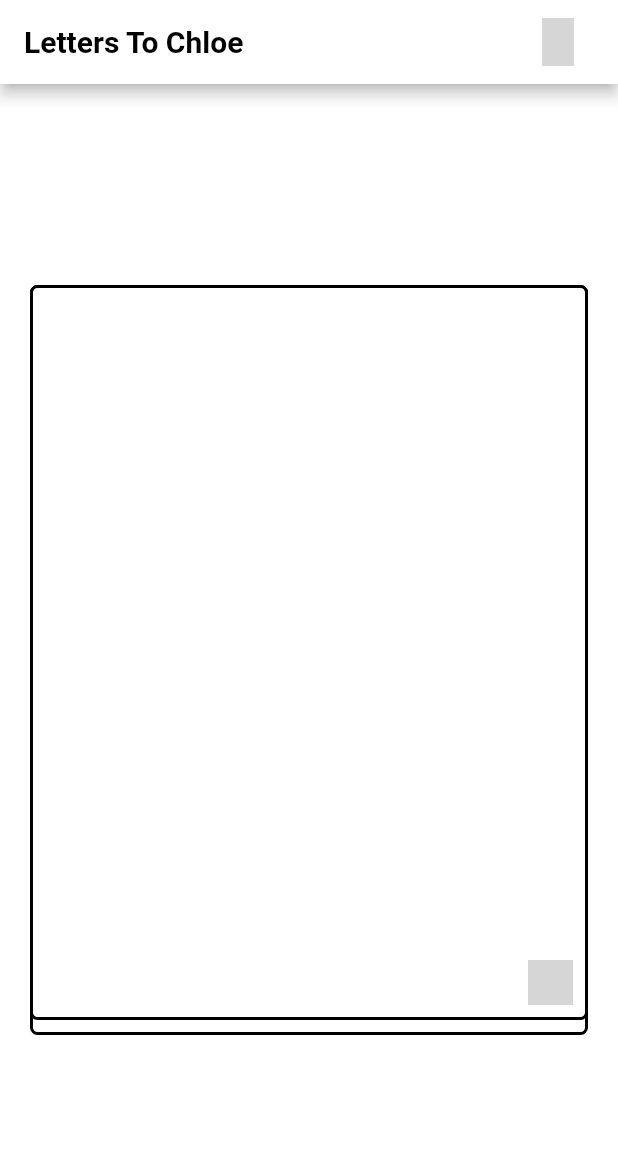
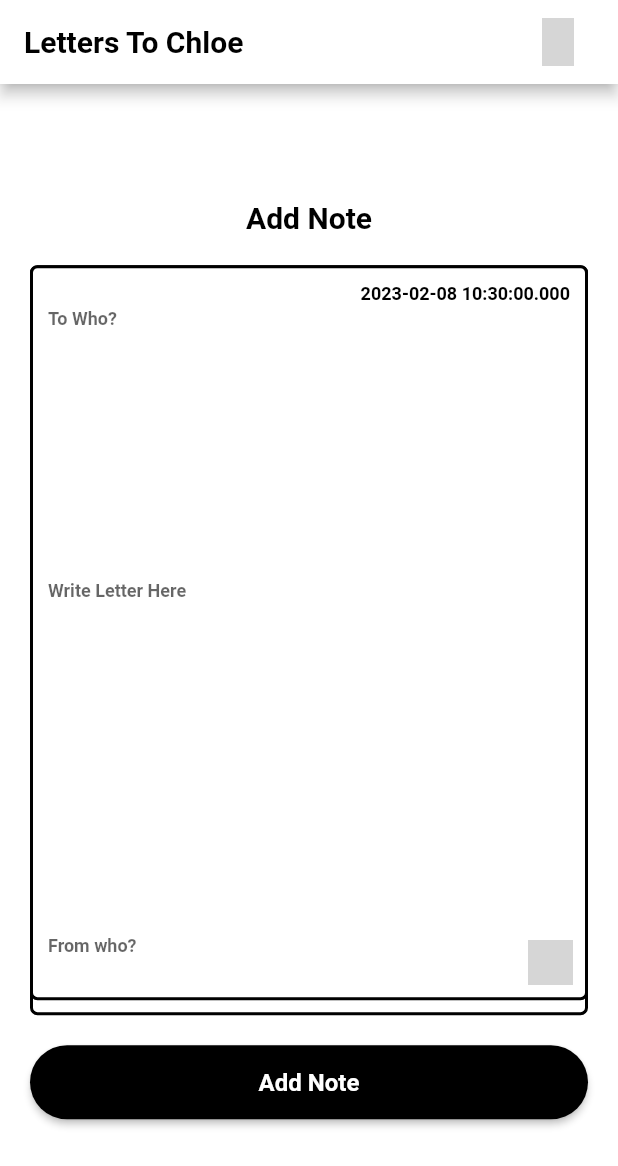
Before and after one commit to sadeelmu/lettre, a Flutter app: the screen it shows after launch, on a phone screen of 412 x 824 dp. Shown: the top 1166 px of the screen. Run offline on Flutter 3.47's test engine with Material 2 defaults, Android fonts, the phone set to English and light mode, and no system bars; our stand-ins replace cloud_firestore, firebase_core, flip_card, get_it, google_fonts; accounts and stored records are empty; grey boxes are pictures that could not be loaded.

Commit message:
added letter editor screen

```diff
--- a/lib/screens/home_screen/home_screen.dart
+++ b/lib/screens/home_screen/home_screen.dart
@@ -7,8 +7,10 @@ import 'package:lettre/constants/routes_constants.dart';
 import 'package:lettre/core/utils/custom_text_style.dart';
 import 'package:lettre/locator.dart';
 import 'package:lettre/routes.dart';
+import 'package:lettre/screens/letter_screen/letter_editor.dart';
 
 import '../../constants/image_constants.dart';
+import '../../shared_widgets/button.dart';
 
 class HomeScreen extends StatefulWidget {
   const HomeScreen({super.key});
@@ -50,6 +52,13 @@ class _HomeScreenState extends State<HomeScreen> {
           crossAxisAlignment: CrossAxisAlignment.center,
           mainAxisAlignment: MainAxisAlignment.center,
           children: [
+            Text(
+              "Add Note",
+              style: GoogleFonts.roboto(
+                  color: Colors.black,
+                  fontSize: 20,
+                  fontWeight: FontWeight.bold),
+            ),
             Padding(
               padding: const EdgeInsets.all(20.0),
               child: Stack(
@@ -70,6 +79,7 @@ class _HomeScreenState extends State<HomeScreen> {
                       borderRadius: BorderRadius.all(Radius.circular(5)),
                       color: Colors.white,
                     ),
+                    child: NoteEditor(),
                   ),
                   Positioned(
                     right: 10,
@@ -88,6 +98,11 @@ class _HomeScreenState extends State<HomeScreen> {
                 ],
               ),
             ),
+            CustomButton(
+              buttonLabel: "Add Note",
+              buttonCallBack: () {},
+              labelColor: Colors.white,
+            ),
           ],
         ),
       ),
--- a/lib/screens/letter_screen/letter_editor.dart
+++ b/lib/screens/letter_screen/letter_editor.dart
@@ -0,0 +1,89 @@
+import 'package:flutter/material.dart';
+import 'package:flutter/src/widgets/container.dart';
+import 'package:flutter/src/widgets/framework.dart';
+import 'package:google_fonts/google_fonts.dart';
+
+class NoteEditor extends StatefulWidget {
+  const NoteEditor({super.key});
+
+  @override
+  State<NoteEditor> createState() => _NoteEditorState();
+}
+
+class _NoteEditorState extends State<NoteEditor> {
+  @override
+  Widget build(BuildContext context) {
+    TextEditingController _toController = TextEditingController();
+    String date = DateTime.now().toString();
+    TextEditingController _mainController = TextEditingController();
+    TextEditingController _fromController = TextEditingController();
+    return Padding(
+      padding: const EdgeInsets.all(10.0),
+      child: Column(
+        mainAxisAlignment: MainAxisAlignment.spaceBetween,
+        crossAxisAlignment: CrossAxisAlignment.start,
+        children: [
+          Row(
+            mainAxisAlignment: MainAxisAlignment.spaceBetween,
+            crossAxisAlignment: CrossAxisAlignment.start,
+            children: [
+              Flexible(
+                child: TextField(
+                  controller: _toController,
+                  keyboardType: TextInputType.name,
+                  decoration: const InputDecoration(
+                    border: InputBorder.none,
+                    hintText: 'To Who?',
+                  ),
+                  style: GoogleFonts.roboto(
+                      color: Colors.black,
+                      fontSize: 12,
+                      fontWeight: FontWeight.bold),
+                ),
+              ),
+              Text(
+                date,
+                style: GoogleFonts.roboto(
+                    color: Colors.black,
+                    fontSize: 12,
+                    fontWeight: FontWeight.bold),
+              ),
+            ],
+          ),
+          SizedBox(height: 40),
+          Flexible(
+            child: TextField(
+              controller: _mainController,
+              keyboardType: TextInputType.multiline,
+              maxLines: 5,
+              decoration: const InputDecoration(
+                border: InputBorder.none,
+                hintText: 'Write Letter Here',
+              ),
+              style: GoogleFonts.roboto(
+                  color: Colors.black,
+                  fontSize: 12,
+                  fontWeight: FontWeight.bold),
+            ),
+          ),
+          SizedBox(height: 40),
+          Flexible(
+            child: TextField(
+              controller: _fromController,
+              keyboardType: TextInputType.name,
+              decoration: const InputDecoration(
+                border: InputBorder.none,
+                hintText: 'From who?',
+              ),
+              style: GoogleFonts.roboto(
+                color: Colors.black,
+                fontSize: 12,
+                fontWeight: FontWeight.bold,
+              ),
+            ),
+          ),
+        ],
+      ),
+    );
+  }
+}
--- /dev/null
+++ b/lib/shared_widgets/button.dart
@@ -0,0 +1,72 @@
+import 'package:flutter/cupertino.dart';
+import 'package:flutter/material.dart';
+import 'package:google_fonts/google_fonts.dart';
+import 'package:lettre/constants/color_constants.dart';
+import 'package:lettre/core/utils/extentions/size_extention.dart';
+
+import '../core/utils/custom_text_style.dart';
+import '../locator.dart';
+
+class CustomButton extends StatelessWidget {
+  const CustomButton(
+      {super.key,
+      required this.buttonLabel,
+      required this.buttonCallBack,
+      this.buttonColor = Colors.black,
+      this.labelColor = Colors.white,
+      this.icon,
+      this.isTextCenterd = false});
+  final String buttonLabel;
+  final Widget? icon;
+  final Color? labelColor;
+  final VoidCallback buttonCallBack;
+  final Color? buttonColor;
+  final bool isTextCenterd;
+
+  @override
+  Widget build(BuildContext context) {
+    return Padding(
+      padding: const EdgeInsets.symmetric(horizontal: 20),
+      child: Container(
+        width: 1.0.ofScreenWidth(context),
+        height: 0.06.ofScreenHeight(context),
+        child: ElevatedButton(
+          onPressed: () {
+            buttonCallBack();
+          },
+          style: ButtonStyle(
+            shape: MaterialStateProperty.all(StadiumBorder()),
+            backgroundColor: MaterialStateProperty.all(buttonColor),
+          ),
+          child: icon != null
+              ? Row(
+                  mainAxisAlignment: MainAxisAlignment.spaceBetween,
+                  children: [
+                    icon!,
+                    Text(
+                      buttonLabel,
+                      textAlign: isTextCenterd ? TextAlign.center : null,
+                      style: GoogleFonts.roboto(
+                        color: Colors.white,
+                        fontSize: 16,
+                        fontWeight: FontWeight.bold,
+                      ),
+                    ),
+                    Container()
+                  ],
+                )
+              : Center(
+                  child: Text(
+                    buttonLabel,
+                    style: GoogleFonts.roboto(
+                      color: Colors.white,
+                      fontSize: 16,
+                      fontWeight: FontWeight.bold,
+                    ),
+                  ),
+                ),
+        ),
+      ),
+    );
+  }
+}
```
